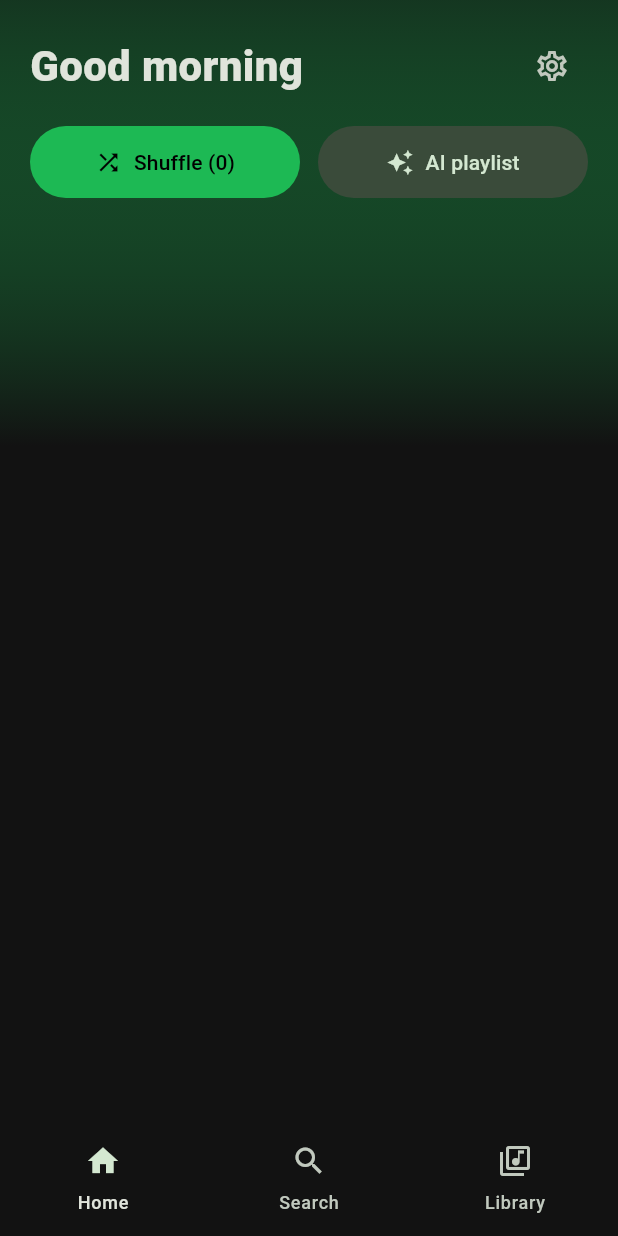
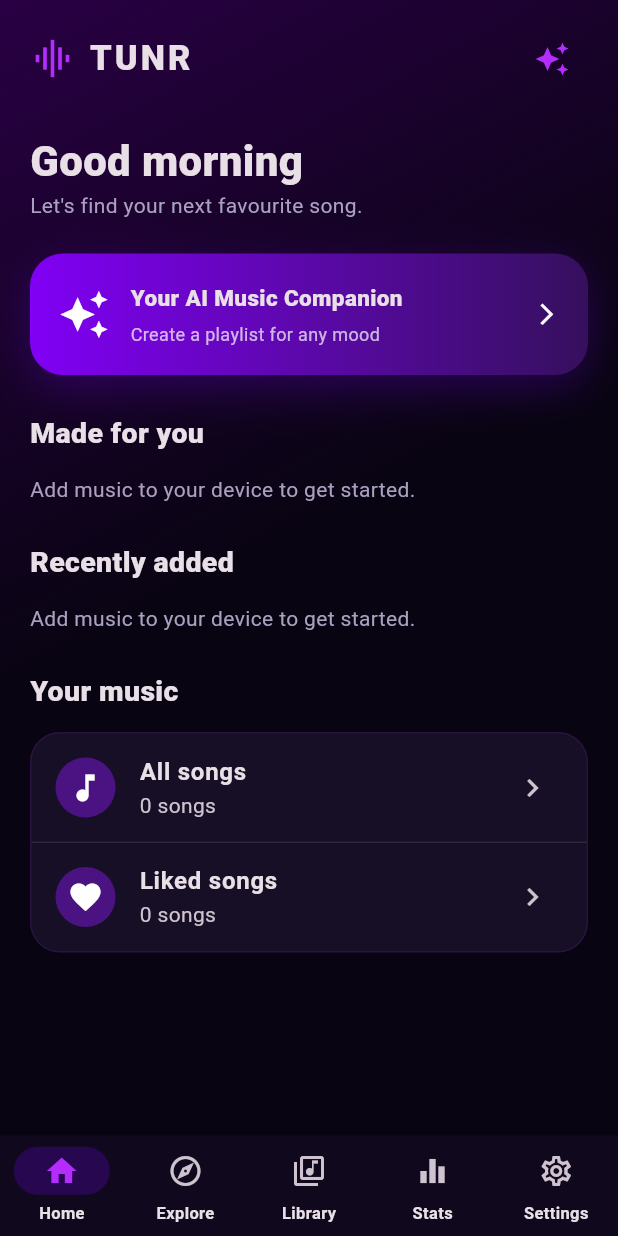
Before and after one commit to COOLEO1/tunr, a Flutter app: the screen it shows after launch, on a phone screen of 412 x 824 dp. Run offline on Flutter 3.47's test engine with Material 3 defaults, Android fonts, the phone set to English and light mode, and no system bars; our stand-ins replace connectivity_plus, just_audio, just_audio_background, on_audio_query, shared_preferences, sqflite; accounts and stored records are empty.

Commit message:
Build TUNR premium purple AMOLED interface

```diff
--- a/lib/main.dart
+++ b/lib/main.dart
@@ -7,6 +7,8 @@ import 'data/repo.dart';
 import 'ui/home.dart';
 import 'ui/library.dart';
 import 'ui/search.dart';
+import 'ui/stats_page.dart';
+import 'ui/settings_page.dart';
 import 'ui/theme.dart';
 import 'ui/widgets.dart';
 
@@ -17,7 +19,7 @@ Future<void> main() async {
     androidNotificationChannelName: 'Playback',
     androidNotificationOngoing: true,
     androidNotificationIcon: 'drawable/ic_notif',
-    notificationColor: const Color(0xFF1DB954),
+    notificationColor: accent,
   );
   await Settings.load();
   await Repo.i.load();
@@ -27,9 +29,14 @@ Future<void> main() async {
 
 class TunrApp extends StatelessWidget {
   const TunrApp({super.key});
+
   @override
   Widget build(BuildContext c) => MaterialApp(
-      title: 'Tunr', debugShowCheckedModeBanner: false, theme: appTheme, home: const Boot());
+    title: 'TUNR',
+    debugShowCheckedModeBanner: false,
+    theme: appTheme,
+    home: const Boot(),
+  );
 }
 
 class Boot extends StatefulWidget {
@@ -40,13 +47,22 @@ class Boot extends StatefulWidget {
 
 class _BootState extends State<Boot> {
   final f = Player.i.init();
+
   @override
   Widget build(BuildContext c) => FutureBuilder<bool>(
     future: f,
     builder: (_, sn) {
-          if (!sn.hasData) return const Scaffold(body: Center(child: CircularProgressIndicator()));
+      if (!sn.hasData) {
+        return const Scaffold(
+          body: Center(child: CircularProgressIndicator(color: accent)),
+        );
+      }
       if (sn.data == false) {
-            return const Scaffold(body: Center(child: Text('Allow music access in Settings, then reopen')));
+        return const Scaffold(
+          body: Center(child: Text(
+            'Allow music access in Settings, then reopen',
+          )),
+        );
       }
       return const Shell();
     },
@@ -61,23 +77,60 @@ class Shell extends StatefulWidget {
 
 class _ShellState extends State<Shell> {
   int tab = 0;
+
+  static const pages = [
+    HomePage(),
+    SearchPage(),
+    LibraryPage(),
+    StatsPage(),
+    SettingsPage(),
+  ];
+
   @override
   Widget build(BuildContext c) => Scaffold(
-        body: IndexedStack(index: tab, children: const [HomePage(), SearchPage(), LibraryPage()]),
-        bottomNavigationBar: Column(mainAxisSize: MainAxisSize.min, children: [
+    body: IndexedStack(index: tab, children: pages),
+    bottomNavigationBar: SafeArea(
+      top: false,
+      child: Column(
+        mainAxisSize: MainAxisSize.min,
+        children: [
           const MiniPlayer(),
           NavigationBar(
-            backgroundColor: bg,
-            indicatorColor: Colors.transparent,
+            height: 67,
+            backgroundColor: const Color(0xFF10091D),
+            indicatorColor: purple.withOpacity(.22),
             selectedIndex: tab,
             onDestinationSelected: (i) => setState(() => tab = i),
             destinations: const [
-              NavigationDestination(icon: Icon(Icons.home_outlined), selectedIcon: Icon(Icons.home), label: 'Home'),
-              NavigationDestination(icon: Icon(Icons.search), label: 'Search'),
               NavigationDestination(
-                  icon: Icon(Icons.library_music_outlined), selectedIcon: Icon(Icons.library_music), label: 'Library'),
+                icon: Icon(Icons.home_outlined),
+                selectedIcon: Icon(Icons.home, color: accent),
+                label: 'Home',
+              ),
+              NavigationDestination(
+                icon: Icon(Icons.explore_outlined),
+                selectedIcon: Icon(Icons.explore, color: accent),
+                label: 'Explore',
+              ),
+              NavigationDestination(
+                icon: Icon(Icons.library_music_outlined),
+                selectedIcon: Icon(Icons.library_music, color: accent),
+                label: 'Library',
+              ),
+              NavigationDestination(
+                icon: Icon(Icons.equalizer),
+                selectedIcon: Icon(Icons.equalizer, color: accent),
+                label: 'Stats',
+              ),
+              NavigationDestination(
+                icon: Icon(Icons.settings_outlined),
+                selectedIcon: Icon(Icons.settings, color: accent),
+                label: 'Settings',
+              ),
             ],
           ),
-        ]),
+        ],
+      ),
+    ),
   );
 }
--- a/lib/ui/home.dart
+++ b/lib/ui/home.dart
@@ -4,135 +4,225 @@ import '../core/meta.dart';
 import '../core/player.dart';
 import '../data/repo.dart';
 import 'ai_sheet.dart';
-import 'settings_page.dart';
 import 'theme.dart';
 import 'widgets.dart';
 
-const _h = TextStyle(fontSize: 20, fontWeight: FontWeight.w700);
+class HomePage extends StatelessWidget {
+  const HomePage({super.key});
 
-List<Widget> _songRow(String title, List<SongModel> list) {
-  if (list.isEmpty) return [];
-  return [
-    const SizedBox(height: 28),
-    Text(title, style: _h),
-    const SizedBox(height: 12),
-    SizedBox(
-      height: 190,
+  Widget heading(String text, {String action = ''}) {
+    return Padding(
+      padding: const EdgeInsets.only(bottom: 14, top: 25),
+      child: Row(
+        children: [
+          Expanded(
+            child: Text(text, style: const TextStyle(
+              fontSize: 19, fontWeight: FontWeight.w800,
+            )),
+          ),
+          if (action.isNotEmpty)
+            Text(action, style: const TextStyle(
+              color: accent, fontWeight: FontWeight.w600,
+            )),
+        ],
+      ),
+    );
+  }
+
+  Widget songCards(List<SongModel> songs) {
+    if (songs.isEmpty) {
+      return const Text('Add music to your device to get started.',
+          style: TextStyle(color: muted));
+    }
+    return SizedBox(
+      height: 205,
       child: ListView.separated(
         scrollDirection: Axis.horizontal,
-        itemCount: list.length,
-        separatorBuilder: (_, __) => const SizedBox(width: 14),
+        itemCount: songs.length,
+        separatorBuilder: (_, __) => const SizedBox(width: 13),
         itemBuilder: (_, i) {
-          final s = list[i];
+          final s = songs[i];
           return GestureDetector(
             onTap: () => Player.i.radio(s),
             child: SizedBox(
-              width: 130,
-              child: Column(crossAxisAlignment: CrossAxisAlignment.start, children: [
-                Art(s, size: 130, r: 10),
-                const SizedBox(height: 8),
-                Text(cleanTitle(s), maxLines: 1, overflow: TextOverflow.ellipsis, style: const TextStyle(fontWeight: FontWeight.w600)),
-                Text(artistOf(s), maxLines: 1, overflow: TextOverflow.ellipsis, style: const TextStyle(color: Colors.white54, fontSize: 12)),
-              ]),
+              width: 145,
+              child: Column(
+                crossAxisAlignment: CrossAxisAlignment.start,
+                children: [
+                  Expanded(
+                    child: Stack(
+                      fit: StackFit.expand,
+                      children: [
+                        Art(s, size: 145, r: 17),
+                        DecoratedBox(
+                          decoration: BoxDecoration(
+                            borderRadius: BorderRadius.circular(17),
+                            gradient: const LinearGradient(
+                              begin: Alignment.topCenter,
+                              end: Alignment.bottomCenter,
+                              colors: [Colors.transparent, Color(0xBB080411)],
+                              stops: [.45, 1],
+                            ),
+                          ),
+                        ),
+                        Positioned(
+                          left: 10, right: 8, bottom: 10,
+                          child: Text(cleanTitle(s),
+                            maxLines: 2,
+                            overflow: TextOverflow.ellipsis,
+                            style: const TextStyle(
+                              fontWeight: FontWeight.w800, fontSize: 14,
+                            ),
+                          ),
+                        ),
+                      ],
+                    ),
+                  ),
+                  const SizedBox(height: 8),
+                  Text(artistOf(s), maxLines: 1,
+                    overflow: TextOverflow.ellipsis,
+                    style: const TextStyle(color: muted, fontSize: 12)),
+                ],
+              ),
             ),
           );
         },
       ),
-    ),
-  ];
-}
-
-class HomePage extends StatelessWidget {
-  const HomePage({super.key});
+    );
+  }
 
   @override
   Widget build(BuildContext c) {
     final p = Player.i;
-    final h = DateTime.now().hour;
-    final greet = h < 12 ? 'Good morning' : h < 18 ? 'Good afternoon' : 'Good evening';
+    final hour = DateTime.now().hour;
+    final greeting = hour < 12 ? 'Good morning' :
+        hour < 18 ? 'Good afternoon' : 'Good evening';
+
+    final recentEntries = Repo.i.stats.entries.toList()
+      ..sort((a, b) => b.value.last.compareTo(a.value.last));
+    final recent = recentEntries.take(12)
+      .map((e) => p.byId(e.key)).whereType<SongModel>().toList();
+
+    final added = [...p.all]
+      ..sort((a, b) => (b.dateAdded ?? 0).compareTo(a.dateAdded ?? 0));
+
     return Container(
-      decoration: BoxDecoration(
+      decoration: const BoxDecoration(
         gradient: LinearGradient(
-          begin: Alignment.topCenter,
-          end: const Alignment(0, -.2),
-          colors: [accent.withOpacity(.22), bg],
+          begin: Alignment.topLeft,
+          end: Alignment.bottomRight,
+          colors: [Color(0xFF290044), bg, bg],
+          stops: [0, .48, 1],
         ),
       ),
       child: SafeArea(
-        child: ValueListenableBuilder<SongModel?>(
-          valueListenable: p.current,
-          builder: (_, __, ___) {
-            final entries = Repo.i.stats.entries.toList()..sort((a, b) => b.value.last.compareTo(a.value.last));
-            final recent = entries.take(12).map((e) => p.byId(e.key)).whereType<SongModel>().toList();
-            final added = [...p.all]..sort((a, b) => (b.dateAdded ?? 0).compareTo(a.dateAdded ?? 0));
-            final groups = <String, List<SongModel>>{};
-            for (final s in p.all) {
-              final a = artistOf(s);
-              if (a != 'Unknown artist') groups.putIfAbsent(a, () => []).add(s);
-            }
-            final artists = groups.entries.where((e) => e.value.length >= 2).toList()
-              ..sort((a, b) => b.value.length.compareTo(a.value.length));
-            return ListView(padding: const EdgeInsets.all(20), children: [
-              Row(children: [
-                Expanded(child: Text(greet, style: const TextStyle(fontSize: 28, fontWeight: FontWeight.w800))),
+        child: ListView(
+          padding: const EdgeInsets.fromLTRB(20, 15, 20, 28),
+          children: [
+            Row(
+              children: [
+                const Icon(Icons.graphic_eq, color: accent, size: 30),
+                const SizedBox(width: 9),
+                const Text('TUNR', style: TextStyle(
+                  fontSize: 23, fontWeight: FontWeight.w900,
+                  letterSpacing: 2,
+                )),
+                const Spacer(),
                 IconButton(
-                  icon: const Icon(Icons.settings_outlined),
-                  onPressed: () => Navigator.push(c, MaterialPageRoute(builder: (_) => const SettingsPage())),
+                  onPressed: () => showAiSheet(c),
+                  icon: const Icon(Icons.auto_awesome, color: accent),
                 ),
-              ]),
-              const SizedBox(height: 16),
-              Row(children: [
-                Expanded(
-                  child: FilledButton.icon(
-                    style: FilledButton.styleFrom(backgroundColor: accent, foregroundColor: Colors.black, padding: const EdgeInsets.symmetric(vertical: 14)),
-                    onPressed: p.shuffleAll,
-                    icon: const Icon(Icons.shuffle),
-                    label: Text('Shuffle (${p.all.length})'),
+              ],
+            ),
+            const SizedBox(height: 24),
+            Text(greeting, style: const TextStyle(
+              fontSize: 28, fontWeight: FontWeight.w900,
+            )),
+            const Text("Let's find your next favourite song.",
+              style: TextStyle(color: muted, fontSize: 14)),
+            const SizedBox(height: 22),
+            GestureDetector(
+              onTap: () => showAiSheet(c),
+              child: Container(
+                padding: const EdgeInsets.all(19),
+                decoration: BoxDecoration(
+                  borderRadius: BorderRadius.circular(22),
+                  gradient: const LinearGradient(
+                    colors: [Color(0xFF8100F5), Color(0xFF35105D)],
                   ),
+                  boxShadow: [
+                    BoxShadow(color: purple.withOpacity(.25),
+                      blurRadius: 25, offset: const Offset(0, 9)),
+                  ],
                 ),
-                const SizedBox(width: 12),
-                Expanded(
-                  child: FilledButton.tonalIcon(
-                    style: FilledButton.styleFrom(padding: const EdgeInsets.symmetric(vertical: 14)),
-                    onPressed: () => showAiSheet(c),
-                    icon: const Icon(Icons.auto_awesome),
-                    label: const Text('AI playlist'),
+                child: const Row(
+                  children: [
+                    Icon(Icons.auto_awesome, size: 34),
+                    SizedBox(width: 14),
+                    Expanded(child: Column(
+                      crossAxisAlignment: CrossAxisAlignment.start,
+                      children: [
+                        Text('Your AI Music Companion',
+                          style: TextStyle(fontWeight: FontWeight.w800,
+                            fontSize: 15)),
+                        SizedBox(height: 5),
+                        Text('Create a playlist for any mood',
+                          style: TextStyle(color: Colors.white70,
+                            fontSize: 12)),
+                      ],
+                    )),
+                    Icon(Icons.arrow_forward_ios, size: 17),
+                  ],
+                ),
+              ),
+            ),
+            heading('Made for you'),
+            if (recent.isNotEmpty)
+              songCards(recent)
+            else
+              songCards(added.take(12).toList()),
+            heading('Recently added'),
+            songCards(added.take(15).toList()),
+            heading('Your music'),
+            Container(
+              decoration: BoxDecoration(
+                color: card.withOpacity(.9),
+                borderRadius: BorderRadius.circular(20),
+                border: Border.all(color: accent.withOpacity(.13)),
+              ),
+              child: Column(children: [
+                ListTile(
+                  leading: const CircleAvatar(
+                    backgroundColor: Color(0xFF4B1282),
+                    child: Icon(Icons.music_note, color: Colors.white),
+                  ),
+                  title: const Text('All songs',
+                    style: TextStyle(fontWeight: FontWeight.w700)),
+                  subtitle: Text('${p.all.length} songs'),
+                  trailing: const Icon(Icons.chevron_right),
+                  onTap: () => p.shuffleAll(),
+                ),
+                const Divider(height: 1, color: Colors.white10),
+                ValueListenableBuilder<Set<int>>(
+                  valueListenable: Repo.i.favs,
+                  builder: (_, f, __) => ListTile(
+                    leading: const CircleAvatar(
+                      backgroundColor: Color(0xFF4B1282),
+                      child: Icon(Icons.favorite, color: Colors.white),
+                    ),
+                    title: const Text('Liked songs',
+                      style: TextStyle(fontWeight: FontWeight.w700)),
+                    subtitle: Text('${f.length} songs'),
+                    trailing: const Icon(Icons.chevron_right),
+                    onTap: () {
+                      final songs = p.all.where((s) => f.contains(s.id)).toList();
+                      if (songs.isNotEmpty) p.play(songs, 0);
+                    },
                   ),
                 ),
               ]),
-              ..._songRow('Jump back in', recent),
-              ..._songRow('Recently added', added.take(15).toList()),
-              if (artists.isNotEmpty) ...[
-                const SizedBox(height: 28),
-                const Text('Your artists', style: _h),
-                const SizedBox(height: 12),
-                SizedBox(
-                  height: 150,
-                  child: ListView.separated(
-                    scrollDirection: Axis.horizontal,
-                    itemCount: artists.take(12).length,
-                    separatorBuilder: (_, __) => const SizedBox(width: 16),
-                    itemBuilder: (_, i) {
-                      final e = artists[i];
-                      return GestureDetector(
-                        onTap: () => p.play([...e.value]..shuffle(), 0),
-                        child: SizedBox(
-                          width: 100,
-                          child: Column(children: [
-                            Art(e.value.first, size: 100, r: 50),
-                            const SizedBox(height: 8),
-                            Text(e.key, maxLines: 1, overflow: TextOverflow.ellipsis, style: const TextStyle(fontWeight: FontWeight.w600)),
-                            Text('${e.value.length} songs', style: const TextStyle(color: Colors.white54, fontSize: 12)),
-                          ]),
-                        ),
-                      );
-                    },
-                  ),
-                ),
-              ],
-              const SizedBox(height: 20),
-            ]);
-          },
+            ),
+          ],
         ),
       ),
     );
--- a/lib/ui/theme.dart
+++ b/lib/ui/theme.dart
@@ -1,21 +1,56 @@
 import 'package:flutter/material.dart';
 
-const bg = Color(0xFF121212);
-const card = Color(0xFF1E1E1E);
-const accent = Color(0xFF1DB954);
+const bg = Color(0xFF080411);
+const card = Color(0xFF171027);
+const accent = Color(0xFFB52CFF);
+const purple = Color(0xFF7900FF);
+const pink = Color(0xFFE52CFF);
+const muted = Color(0xFFAAA0C0);
 
 final appTheme = ThemeData(
   useMaterial3: true,
   brightness: Brightness.dark,
   scaffoldBackgroundColor: bg,
-  colorScheme: ColorScheme.fromSeed(seedColor: accent, brightness: Brightness.dark),
-  appBarTheme: const AppBarTheme(backgroundColor: bg, elevation: 0, scrolledUnderElevation: 0),
+  colorScheme: ColorScheme.fromSeed(
+    seedColor: accent,
+    brightness: Brightness.dark,
+    surface: card,
+  ),
+  appBarTheme: const AppBarTheme(
+    backgroundColor: bg,
+    elevation: 0,
+    scrolledUnderElevation: 0,
+    foregroundColor: Colors.white,
+  ),
+  navigationBarTheme: NavigationBarThemeData(
+    backgroundColor: const Color(0xFF10091D),
+    indicatorColor: purple.withOpacity(.24),
+    labelTextStyle: WidgetStateProperty.all(
+      const TextStyle(fontSize: 11, fontWeight: FontWeight.w600),
+    ),
+  ),
+  cardTheme: CardThemeData(
+    color: card,
+    elevation: 0,
+    shape: RoundedRectangleBorder(
+      borderRadius: BorderRadius.circular(20),
+      side: BorderSide(color: accent.withOpacity(.12)),
+    ),
+  ),
+  inputDecorationTheme: InputDecorationTheme(
+    filled: true,
+    fillColor: card,
+    hintStyle: const TextStyle(color: muted),
+    border: OutlineInputBorder(
+      borderRadius: BorderRadius.circular(18),
+      borderSide: BorderSide.none,
+    ),
+  ),
   sliderTheme: const SliderThemeData(
-    trackHeight: 3,
-    thumbShape: RoundSliderThumbShape(enabledThumbRadius: 5),
-    overlayShape: RoundSliderOverlayShape(overlayRadius: 12),
-    activeTrackColor: Colors.white,
-    inactiveTrackColor: Colors.white24,
+    trackHeight: 4,
+    activeTrackColor: accent,
+    inactiveTrackColor: Colors.white12,
     thumbColor: Colors.white,
+    overlayColor: Color(0x33B52CFF),
   ),
 );
--- a/lib/ui/widgets.dart
+++ b/lib/ui/widgets.dart
@@ -11,7 +11,8 @@ import 'playlists.dart';
 import 'theme.dart';
 
 Color tintFor(SongModel s) =>
-    Tint.peek(s) ?? HSLColor.fromAHSL(1, (s.title.hashCode.abs() % 360).toDouble(), .45, .22).toColor();
+    Color.lerp(Tint.peek(s) ?? const Color(0xFF32105A),
+        const Color(0xFF7900FF), .62)!;
 
 Widget fallbackArt(SongModel s) {
   final h = (s.title.hashCode.abs() % 360).toDouble();
```
Also changed, not shown: lib/ui/stats_page.dart (added, +124 -0 lines). Lines whose indentation alone changed are shown as unchanged.
